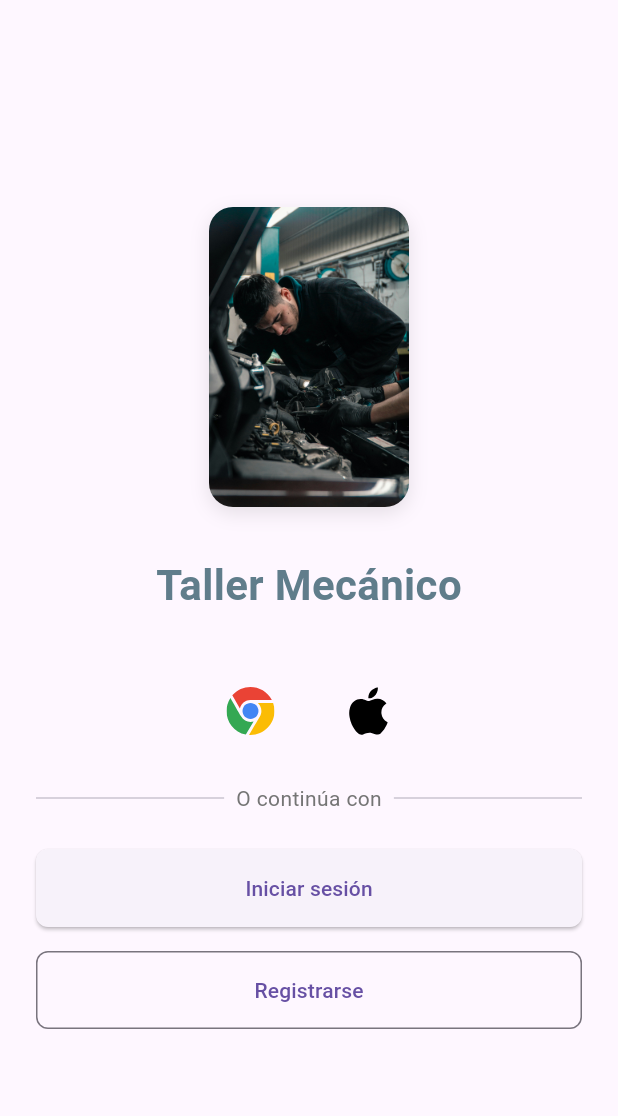
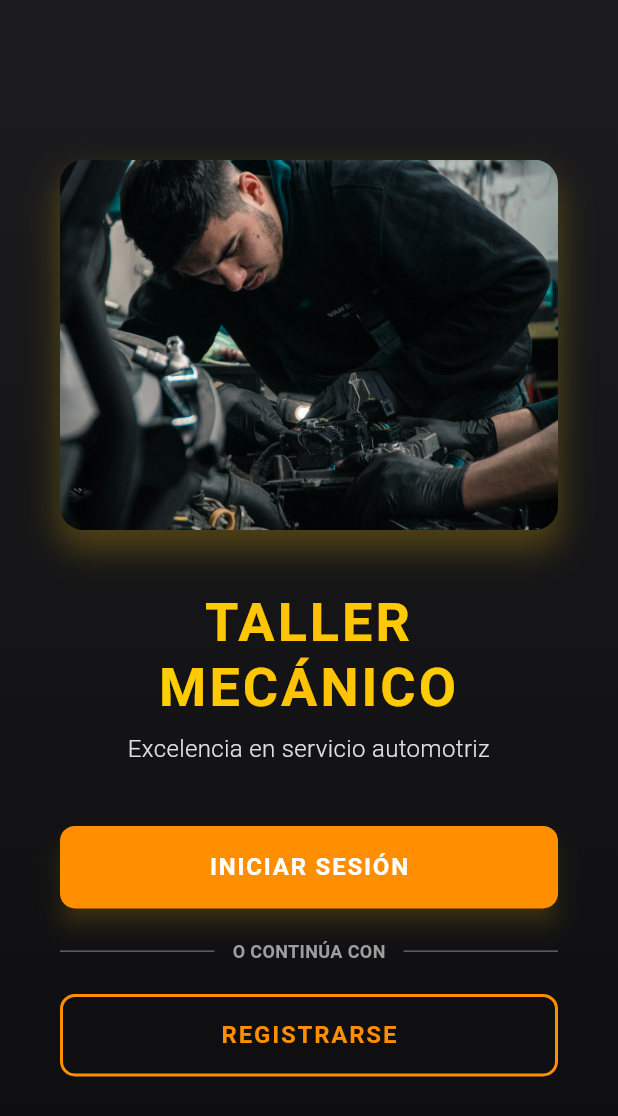
Before and after one commit to Alfonso-te/TallerApp, a Flutter app: the screen it shows after launch, on a phone screen of 412 x 824 dp. Shown: the top 1116 px of the screen. Run offline on Flutter 3.47's test engine with Material 3 defaults, Android fonts, the light colour scheme and no system bars; our stand-ins replace cloud_firestore, firebase_auth, firebase_core, flutter_local_notifications, google_maps_flutter, permission_handler; missing offline and left inert: dart:js; accounts and stored records are empty.

Commit message:
nuevo diseño

```diff
--- a/lib/Funcionalidad/perfil_service.dart
+++ b/lib/Funcionalidad/perfil_service.dart
@@ -12,6 +12,6 @@ class PerfilService {
   // Obtener rol del usuario
   Future<String> obtenerRol(String uid) async {
     DocumentSnapshot doc = await _firestore.collection('perfiles').doc(uid).get();
-    return doc.exists ? doc['rol'] : 'usuario'; // Default: usuario
+    return doc.exists ? doc['rol'] : 'usuario';
   }
 }
--- a/lib/screens/home_screen.dart
+++ b/lib/screens/home_screen.dart
@@ -1,5 +1,4 @@
 import 'package:flutter/material.dart';
-import 'package:flutter_svg/flutter_svg.dart';
 import 'login_screen.dart';
 import 'register_screen.dart';
 
@@ -8,149 +7,224 @@ class HomeScreen extends StatelessWidget {
 
   @override
   Widget build(BuildContext context) {
+    final screenSize = MediaQuery.of(context).size;
+    final isSmallScreen = screenSize.width < 400;
+
     return Scaffold(
-      body: SafeArea(
-        child: Padding(
-          padding: const EdgeInsets.all(24.0),
+      body: Container(
+        width: double.infinity,
+        height: double.infinity,
+        decoration: const BoxDecoration(
+          gradient: LinearGradient(
+            begin: Alignment.topCenter,
+            end: Alignment.bottomCenter,
+            colors: [
+              Color(0xFF1C1C1E),
+              Color(0xFF0D0D0F),
+            ],
+          ),
+        ),
+        child: SafeArea(
+          child: SingleChildScrollView(
+            padding: EdgeInsets.symmetric(
+              horizontal: isSmallScreen ? 24 : 40,
+              vertical: 40,
+            ),
+            child: ConstrainedBox(
+              constraints: BoxConstraints(
+                minHeight: screenSize.height - 80, // Garantiza altura mínima
+              ),
               child: Column(
                 mainAxisAlignment: MainAxisAlignment.center,
+                crossAxisAlignment: CrossAxisAlignment.stretch,
                 children: [
-              // 1. Imagen del taller
-              Container(
-                margin: const EdgeInsets.only(bottom: 32),
+                  // Imagen destacada siempre completa con tamaño responsivo
+                  LayoutBuilder(
+                    builder: (context, constraints) {
+                      double imageHeight = screenSize.width > 600 ? 0.4 : 0.3; // Reduce el tamaño de la imagen en pantallas grandes
+                      return Container(
+                        height: screenSize.height * imageHeight,
+                        margin: const EdgeInsets.only(bottom: 40),
                         decoration: BoxDecoration(
                           borderRadius: BorderRadius.circular(16),
                           boxShadow: [
                             BoxShadow(
-                      color: Colors.black.withOpacity(0.1),
-                      blurRadius: 10,
-                      offset: const Offset(0, 4),
+                              color: Colors.amber.withOpacity(0.25),
+                              blurRadius: 18,
+                              spreadRadius: 1,
+                              offset: const Offset(0, 12),
                             ),
                           ],
+                          image: const DecorationImage(
+                            image: AssetImage('assets/images/taller_mecanico.jpg'),
+                            fit: BoxFit.cover, // Asegura que la imagen se adapte al contenedor
                           ),
-                child: ClipRRect(
-                  borderRadius: BorderRadius.circular(16),
-                  child: Image.asset(
-                    'assets/images/taller_mecanico.jpg',
-                    height: 200,
-                    fit: BoxFit.cover,
+                        ),
+                      );
+                    },
+                  ),
+
+                  // Título metálico más claro
+                  ShaderMask(
+                    shaderCallback: (bounds) => const LinearGradient(
+                      colors: [
+                        Color(0xFFFFD700), // Dorado claro
+                        Color(0xFFFFC107),
+                        Color(0xFFFFD700),
+                      ],
+                      stops: [0.0, 0.5, 1.0],
+                    ).createShader(bounds),
+                    child: Text(
+                      'TALLER MECÁNICO',
+                      textAlign: TextAlign.center,
+                      style: TextStyle(
+                        fontSize: isSmallScreen ? 30 : 36,
+                        fontWeight: FontWeight.bold,
+                        letterSpacing: 2.0,
+                        height: 1.2,
+                        color: Colors.white, // Fallback
                       ),
                     ),
                   ),
 
-              // 2. Título
-              const Text(
-                'Taller Mecánico',
+                  const SizedBox(height: 8),
+
+                  // Subtítulo
+                  Text(
+                    'Excelencia en servicio automotriz',
+                    textAlign: TextAlign.center,
                     style: TextStyle(
-                  fontSize: 28,
-                  fontWeight: FontWeight.bold,
-                  color: Colors.blueGrey,
+                      fontSize: isSmallScreen ? 14 : 16,
+                      color: Colors.grey[300],
+                      fontWeight: FontWeight.w300,
                     ),
                   ),
+
                   const SizedBox(height: 40),
 
-              // 3. Botones sociales en fila (Google y Apple)
+                  // Botón Iniciar Sesión
+                  _buildPremiumButton(
+                    context,
+                    text: 'INICIAR SESIÓN',
+                    onPressed: () => _navigateTo(context, const LoginScreen()),
+                  ),
+
+                  const SizedBox(height: 20),
+
+                  // Divisor
                   Row(
-                mainAxisAlignment: MainAxisAlignment.center,
                     children: [
-                  // Botón Google
-                  InkWell(
-                    borderRadius: BorderRadius.circular(20),
-                    onTap: () {},
-                    child: Padding(
-                      padding: const EdgeInsets.all(8.0),
-                      child: SvgPicture.asset(
-                        'assets/icons/google.svg',
-                        height: 32,
+                      Expanded(
+                        child: Divider(
+                          color: Colors.grey[700],
+                          thickness: 1,
+                        ),
+                      ),
+                      Padding(
+                        padding: const EdgeInsets.symmetric(horizontal: 12),
+                        child: Text(
+                          'O CONTINÚA CON',
+                          style: TextStyle(
+                            color: Colors.grey[500],
+                            fontSize: 12,
+                            fontWeight: FontWeight.w600,
                           ),
                         ),
                       ),
-
-                  const SizedBox(width: 30),
-
-                  // Botón Apple
-                  InkWell(
-                    borderRadius: BorderRadius.circular(20),
-                    onTap: () {},
-                    child: Padding(
-                      padding: const EdgeInsets.all(8.0),
-                      child: SvgPicture.asset(
-                        'assets/icons/apple.svg',
-                        height: 32,
-                        color: Colors.black,
-                      ),
+                      Expanded(
+                        child: Divider(
+                          color: Colors.grey[700],
+                          thickness: 1,
                         ),
                       ),
                     ],
                   ),
-              const SizedBox(height: 24),
 
-              // 4. Divisor
-              Row(
-                children: [
-                  const Expanded(child: Divider()),
-                  Padding(
-                    padding: const EdgeInsets.symmetric(horizontal: 8.0),
-                    child: Text(
-                      'O continúa con',
-                      style: TextStyle(
-                        color: Colors.grey[600],
-                      ),
-                    ),
-                  ),
-                  const Expanded(child: Divider()),
-                ],
-              ),
-              const SizedBox(height: 24),
+                  const SizedBox(height: 20),
 
-              // 5. Botón Iniciar Sesión
-              SizedBox(
-                width: double.infinity,
-                child: ElevatedButton(
-                  style: ElevatedButton.styleFrom(
-                    padding: const EdgeInsets.symmetric(vertical: 16),
-                    shape: RoundedRectangleBorder(
-                      borderRadius: BorderRadius.circular(8),
-                    ),
-                  ),
-                  onPressed: () {
-                    Navigator.push(
+                  // Botón Registro
+                  _buildPremiumOutlineButton(
                     context,
-                      MaterialPageRoute(
-                        builder: (context) => const LoginScreen(),
-                      ),
-                    );
-                  },
-                  child: const Text('Iniciar sesión'),
-                ),
-              ),
-              const SizedBox(height: 16),
-
-              // 6. Botón Registrarse
-              SizedBox(
-                width: double.infinity,
-                child: OutlinedButton(
-                  style: OutlinedButton.styleFrom(
-                    padding: const EdgeInsets.symmetric(vertical: 16),
-                    shape: RoundedRectangleBorder(
-                      borderRadius: BorderRadius.circular(8),
-                    ),
-                  ),
-                  onPressed: () {
-                    Navigator.push(
-                      context,
-                      MaterialPageRoute(
-                        builder: (context) => const RegisterScreen(),
-                      ),
-                    );
-                  },
-                  child: const Text('Registrarse'),
-                ),
+                    text: 'REGISTRARSE',
+                    onPressed: () => _navigateTo(context, const RegisterScreen()),
                   ),
                 ],
               ),
             ),
           ),
+        ),
+      ),
+    );
+  }
+
+  Widget _buildPremiumButton(
+    BuildContext context, {
+    required String text,
+    required VoidCallback onPressed,
+  }) {
+    return ElevatedButton(
+      onPressed: onPressed,
+      style: ElevatedButton.styleFrom(
+        padding: const EdgeInsets.symmetric(vertical: 18),
+        shape: RoundedRectangleBorder(
+          borderRadius: BorderRadius.circular(10),
+        ),
+        backgroundColor: const Color(0xFFFF8F00),
+        foregroundColor: Colors.white,
+        elevation: 6,
+        shadowColor: Colors.amber.withOpacity(0.4),
+        textStyle: const TextStyle(
+          fontSize: 16,
+          fontWeight: FontWeight.bold,
+          letterSpacing: 1.2,
+        ),
+      ),
+      child: Text(text),
+    );
+  }
+
+  Widget _buildPremiumOutlineButton(
+    BuildContext context, {
+    required String text,
+    required VoidCallback onPressed,
+  }) {
+    return OutlinedButton(
+      onPressed: onPressed,
+      style: OutlinedButton.styleFrom(
+        padding: const EdgeInsets.symmetric(vertical: 18),
+        side: const BorderSide(
+          color: Color(0xFFFF8F00),
+          width: 2,
+        ),
+        shape: RoundedRectangleBorder(
+          borderRadius: BorderRadius.circular(10),
+        ),
+        foregroundColor: const Color(0xFFFF8F00),
+        textStyle: const TextStyle(
+          fontSize: 16,
+          fontWeight: FontWeight.bold,
+          letterSpacing: 1.2,
+        ),
+      ),
+      child: Text(text),
+    );
+  }
+
+  void _navigateTo(BuildContext context, Widget screen) {
+    Navigator.push(
+      context,
+      PageRouteBuilder(
+        pageBuilder: (context, animation, secondaryAnimation) => screen,
+        transitionsBuilder: (context, animation, secondaryAnimation, child) {
+          const curve = Curves.easeInOut;
+          final tween = Tween(begin: 0.0, end: 1.0).chain(CurveTween(curve: curve));
+
+          return FadeTransition(
+            opacity: animation.drive(tween),
+            child: child,
+          );
+        },
+      ),
     );
   }
 }
```
Lines whose indentation alone changed are shown as unchanged.
